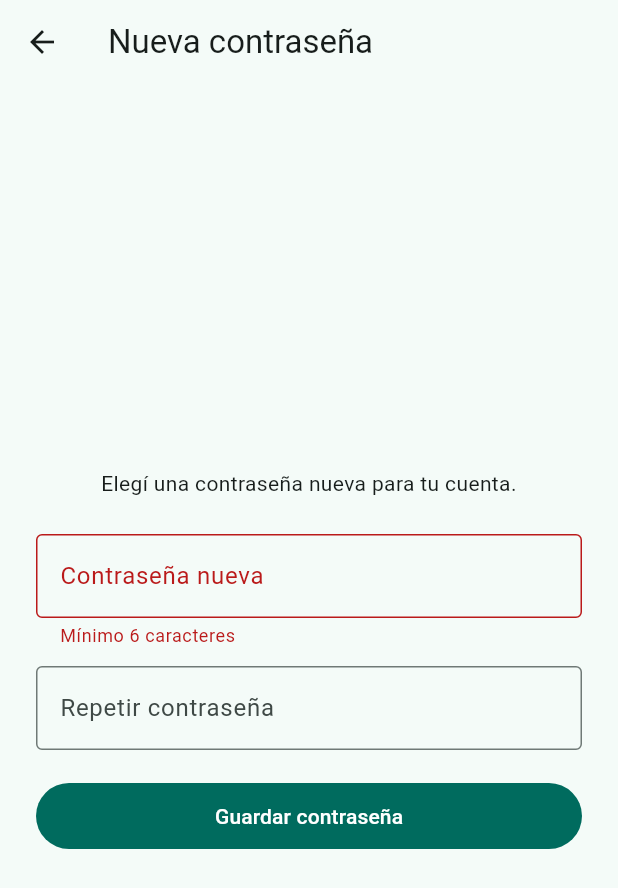
After one commit to aibarrola72-blip/planilla-guardia, a Flutter app: the RecuperarContrasenaScreen screen opened directly, after a tap on "Guardar contraseña", on a phone screen of 412 x 824 dp. The commit adds this screen. Shown: the top 888 px of the screen. Run offline on Flutter 3.47's test engine with Material 3 defaults, Android fonts, the phone set to English and light mode, and no system bars; our stand-ins replace app_links, share_plus, supabase_flutter; accounts and stored records are empty; network calls fail; statements that could not run were skipped.

Commit message:
Recuperación de contraseña: deep link ineramapp://auth/recuperar-contrasena, botón 'Olvidé mi contraseña' y pantalla para contraseña nueva

```diff
--- a/app/lib/config.dart
+++ b/app/lib/config.dart
@@ -14,6 +14,11 @@ class AppConfig {
   /// URL base del backend de reportes (FastAPI, p. ej. en Render/Railway).
   static const String apiReportesUrl = 'https://ineram-reportes.onrender.com';
 
+  /// Deep link de la app para el correo de restablecimiento de contraseña
+  /// (debe coincidir con el intent-filter de AndroidManifest.xml y estar
+  /// habilitado en Supabase > Authentication > URL Configuration).
+  static const String authRedirectUrl = 'ineramapp://auth/recuperar-contrasena';
+
   /// Nombre del hospital que encabeza el reporte.
   static const String institucion = 'INSTITUTO NACIONAL DE ENFERMEDADES RESPIRATORIAS Y DEL AMBIENTE';
   static const String institucionSub = 'INERAM - "PROF. DR. JUAN MAX BOETTNER"';
--- /dev/null
+++ b/app/lib/screens/recuperar_contrasena_screen.dart
@@ -0,0 +1,107 @@
+import 'package:flutter/material.dart';
+import 'package:provider/provider.dart';
+
+import '../state/app_state.dart';
+
+/// Pantalla mostrada al abrir el deep link de recuperación:
+/// pide la contraseña nueva y la aplica a la sesión de recuperación.
+class RecuperarContrasenaScreen extends StatefulWidget {
+  const RecuperarContrasenaScreen({super.key});
+
+  @override
+  State<RecuperarContrasenaScreen> createState() => _RecuperarContrasenaScreenState();
+}
+
+class _RecuperarContrasenaScreenState extends State<RecuperarContrasenaScreen> {
+  final _form = GlobalKey<FormState>();
+  final _nueva = TextEditingController();
+  final _confirmar = TextEditingController();
+  bool _cargando = false;
+
+  @override
+  void dispose() {
+    _nueva.dispose();
+    _confirmar.dispose();
+    super.dispose();
+  }
+
+  Future<void> _guardar() async {
+    if (!_form.currentState!.validate()) return;
+    setState(() => _cargando = true);
+    final ok = await context
+        .read<AppState>()
+        .restablecerContrasena(_nueva.text);
+    if (!mounted) return;
+    setState(() => _cargando = false);
+    if (ok) {
+      ScaffoldMessenger.of(context).showSnackBar(
+        const SnackBar(content: Text('Contraseña actualizada. Ya podés ingresar.')),
+      );
+      Navigator.of(context).popUntil((r) => r.isFirst);
+      context.read<AppState>().cerrarSesion();
+    } else {
+      ScaffoldMessenger.of(context).showSnackBar(
+        SnackBar(content: Text(context.read<AppState>().error ?? 'No se pudo actualizar la contraseña')),
+      );
+    }
+  }
+
+  @override
+  Widget build(BuildContext context) {
+    return Scaffold(
+      appBar: AppBar(title: const Text('Nueva contraseña')),
+      body: Center(
+        child: SingleChildScrollView(
+          padding: const EdgeInsets.all(24),
+          child: ConstrainedBox(
+            constraints: const BoxConstraints(maxWidth: 380),
+            child: Form(
+              key: _form,
+              child: Column(
+                mainAxisSize: MainAxisSize.min,
+                crossAxisAlignment: CrossAxisAlignment.stretch,
+                children: [
+                  const Text(
+                    'Elegí una contraseña nueva para tu cuenta.',
+                    textAlign: TextAlign.center,
+                  ),
+                  const SizedBox(height: 24),
+                  TextFormField(
+                    controller: _nueva,
+                    obscureText: true,
+                    decoration: const InputDecoration(
+                      labelText: 'Contraseña nueva',
+                      border: OutlineInputBorder(),
+                    ),
+                    validator: (v) => (v == null || v.length < 6)
+                        ? 'Mínimo 6 caracteres'
+                        : null,
+                  ),
+                  const SizedBox(height: 12),
+                  TextFormField(
+                    controller: _confirmar,
+                    obscureText: true,
+                    decoration: const InputDecoration(
+                      labelText: 'Repetir contraseña',
+                      border: OutlineInputBorder(),
+                    ),
+                    validator: (v) =>
+                        v != _nueva.text ? 'Las contraseñas no coinciden' : null,
+                  ),
+                  const SizedBox(height: 20),
+                  FilledButton(
+                    onPressed: _cargando ? null : _guardar,
+                    child: const Padding(
+                      padding: EdgeInsets.symmetric(vertical: 12),
+                      child: Text('Guardar contraseña'),
+                    ),
+                  ),
+                ],
+              ),
+            ),
+          ),
+        ),
+      ),
+    );
+  }
+}
--- a/app/lib/services/supabase_service.dart
+++ b/app/lib/services/supabase_service.dart
@@ -1,5 +1,6 @@
 import 'package:supabase_flutter/supabase_flutter.dart';
 
+import '../config.dart';
 import '../models/models.dart';
 
 /// Servicio de acceso a datos (PostgREST vía Supabase).
@@ -21,6 +22,15 @@ class SupabaseService {
 
   Future<AuthResponse> crearUsuario(String email, String password) =>
       _auth.signUp(email: email, password: password);
+
+  /// Envía el correo de restablecimiento de contraseña con destino a la app
+  /// vía deep link (ineramapp://auth/recuperar-contrasena).
+  Future<void> recuperarContrasena(String email) => _auth
+      .resetPasswordForEmail(email, redirectTo: AppConfig.authRedirectUrl);
+
+  /// Aplica la contraseña nueva durante la sesión de recuperación.
+  Future<void> restablecerContrasena(String nueva) => _auth
+      .updateUser(UserAttributes(password: nueva));
 
   void cerrarSesion() => _auth.signOut();
 
--- a/app/pubspec.yaml
+++ b/app/pubspec.yaml
@@ -24,6 +24,7 @@ dependencies:
   intl: ^0.20.1
   path_provider: ^2.1.5
   share_plus: ^10.0.2
+  app_links: ^6.3.2
 
 dev_dependencies:
   flutter_test:
```
Also changed, not shown: app/lib/main.dart (+39 -0 lines), app/lib/screens/login_screen.dart (+28 -0 lines), app/lib/state/app_state.dart (+27 -0 lines), app/pubspec.lock, 1 other file.
